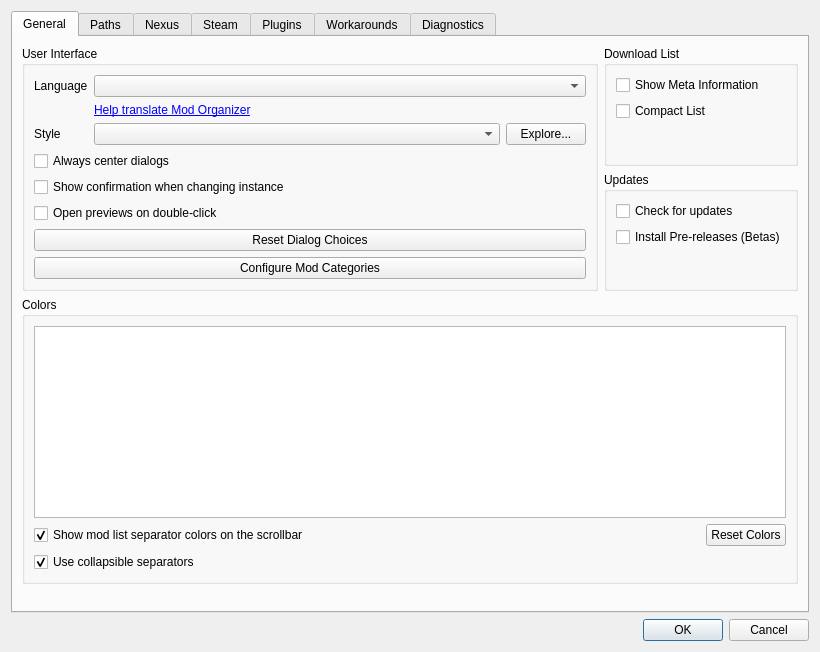
First picture: the form in modorganizer/src/settingsdialog.ui, repository Holt59/mo2-merge, before the edit.
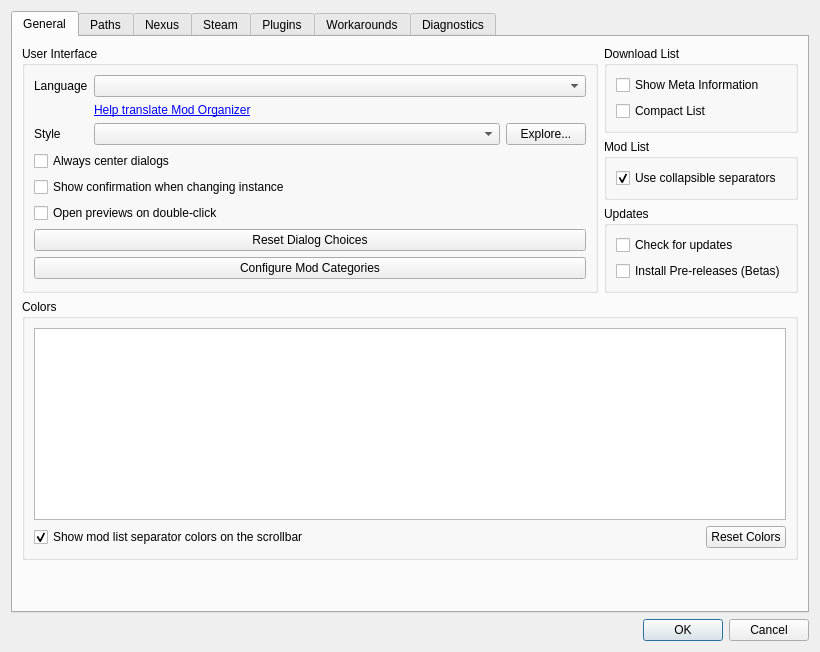
Second picture: the form after the edit. Icons and pictures are not drawn. Custom widgets are drawn as their Qt base class.

Commit message: [modorganizer] Move option to use collapsible separators.

The edit to the form file:
```diff
--- a/modorganizer/src/settingsdialog.ui
+++ b/modorganizer/src/settingsdialog.ui
@@ -37,7 +37,55 @@
          </property>
         </spacer>
        </item>
-       <item row="0" column="0" rowspan="2">
+       <item row="2" column="1">
+        <widget class="QGroupBox" name="groupBox_6">
+         <property name="title">
+          <string>Updates</string>
+         </property>
+         <layout class="QVBoxLayout" name="verticalLayout_3">
+          <item>
+           <widget class="QCheckBox" name="checkForUpdates">
+            <property name="toolTip">
+             <string>Check for Mod Organizer updates on Github on startup.</string>
+            </property>
+            <property name="whatsThis">
+             <string>Check for Mod Organizer updates on Github on startup.</string>
+            </property>
+            <property name="text">
+             <string>Check for updates</string>
+            </property>
+           </widget>
+          </item>
+          <item>
+           <widget class="QCheckBox" name="usePrereleaseBox">
+            <property name="toolTip">
+             <string>Update to non-stable releases.</string>
+            </property>
+            <property name="whatsThis">
+             <string>Update to non-stable releases.</string>
+            </property>
+            <property name="text">
+             <string>Install Pre-releases (Betas)</string>
+            </property>
+           </widget>
+          </item>
+          <item>
+           <spacer name="verticalSpacer_9">
+            <property name="orientation">
+             <enum>Qt::Vertical</enum>
+            </property>
+            <property name="sizeHint" stdset="0">
+             <size>
+              <width>0</width>
+              <height>0</height>
+             </size>
+            </property>
+           </spacer>
+          </item>
+         </layout>
+        </widget>
+       </item>
+       <item row="0" column="0" rowspan="3">
         <widget class="QGroupBox" name="groupBox">
          <property name="title">
           <string>User Interface</string>
@@ -241,7 +289,7 @@
          </layout>
         </widget>
        </item>
-       <item row="3" column="0" colspan="2">
+       <item row="4" column="0" colspan="2">
         <widget class="QGroupBox" name="ModlistGroupBox">
          <property name="title">
           <string>Colors</string>
@@ -338,83 +386,42 @@
             </layout>
            </widget>
           </item>
-          <item>
-           <widget class="QWidget" name="widget_8" native="true">
-            <property name="minimumSize">
-             <size>
-              <width>0</width>
-              <height>0</height>
-             </size>
-            </property>
-            <layout class="QHBoxLayout" name="horizontalLayout_11">
-             <property name="leftMargin">
-              <number>0</number>
-             </property>
-             <property name="topMargin">
-              <number>0</number>
-             </property>
-             <property name="rightMargin">
-              <number>0</number>
-             </property>
-             <property name="bottomMargin">
-              <number>0</number>
-             </property>
-             <item>
-              <widget class="QCheckBox" name="collapsibleSeparatorsBox">
-               <property name="text">
-                <string>Use collapsible separators</string>
-               </property>
-               <property name="checked">
-                <bool>true</bool>
-               </property>
-               <property name="tristate">
-                <bool>false</bool>
-               </property>
-              </widget>
-             </item>
-            </layout>
-           </widget>
-          </item>
          </layout>
         </widget>
        </item>
        <item row="1" column="1">
-        <widget class="QGroupBox" name="groupBox_6">
+        <widget class="QGroupBox" name="groupBox_4">
+         <property name="minimumSize">
+          <size>
+           <width>0</width>
+           <height>0</height>
+          </size>
+         </property>
          <property name="title">
-          <string>Updates</string>
+          <string>Mod List</string>
          </property>
-         <layout class="QVBoxLayout" name="verticalLayout_3">
+         <layout class="QVBoxLayout" name="verticalLayout_17">
           <item>
-           <widget class="QCheckBox" name="checkForUpdates">
-            <property name="toolTip">
-             <string>Check for Mod Organizer updates on Github on startup.</string>
-            </property>
-            <property name="whatsThis">
-             <string>Check for Mod Organizer updates on Github on startup.</string>
-            </property>
+           <widget class="QCheckBox" name="collapsibleSeparatorsBox">
             <property name="text">
-             <string>Check for updates</string>
+             <string>Use collapsible separators</string>
             </property>
-           </widget>
-          </item>
-          <item>
-           <widget class="QCheckBox" name="usePrereleaseBox">
-            <property name="toolTip">
-             <string>Update to non-stable releases.</string>
+            <property name="checked">
+             <bool>true</bool>
             </property>
             <property name="whatsThis">
              <string>Update to non-stable releases.</string>
             </property>
-            <property name="text">
-             <string>Install Pre-releases (Betas)</string>
-            </property>
            </widget>
           </item>
           <item>
-           <spacer name="verticalSpacer_9">
+           <spacer name="verticalSpacer_12">
             <property name="orientation">
              <enum>Qt::Vertical</enum>
             </property>
+            <property name="sizeType">
+             <enum>QSizePolicy::Expanding</enum>
+            </property>
             <property name="sizeHint" stdset="0">
              <size>
               <width>0</width>
```
Left out of the diff: 8 changed lines with no effect on the pictures.
